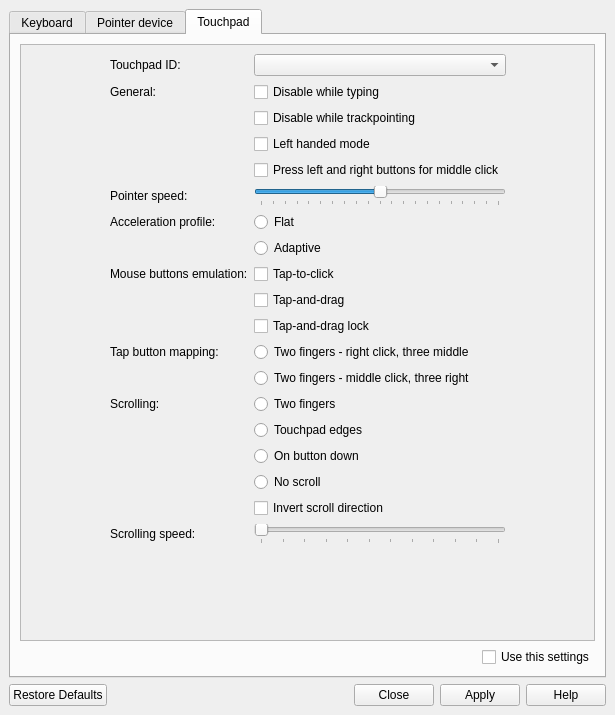
Before: the Qt Designer form sway_input_config/ui/mainwindow.ui in Sunderland93/sway-input-config, drawn with Qt 5.
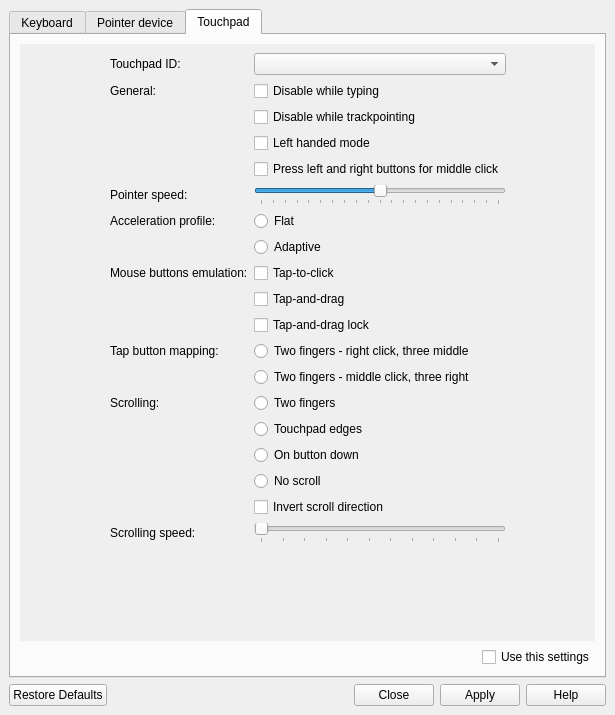
After: the same form once the commit is applied. The open tabs and pages were chosen to show the change.

Commit message: Disable frame in QScrollArea

```diff
--- a/sway_input_config/ui/mainwindow.ui
+++ b/sway_input_config/ui/mainwindow.ui
@@ -593,6 +593,9 @@
        <layout class="QVBoxLayout" name="verticalLayout_3">
         <item>
          <widget class="QScrollArea" name="scrollArea">
+          <property name="frameShape">
+           <enum>QFrame::NoFrame</enum>
+          </property>
           <property name="widgetResizable">
            <bool>true</bool>
           </property>
@@ -601,8 +604,8 @@
             <rect>
              <x>0</x>
              <y>0</y>
-             <width>579</width>
-             <height>580</height>
+             <width>583</width>
+             <height>584</height>
             </rect>
            </property>
            <layout class="QVBoxLayout" name="verticalLayout_2">
```
The commit also changes 1 other file.
